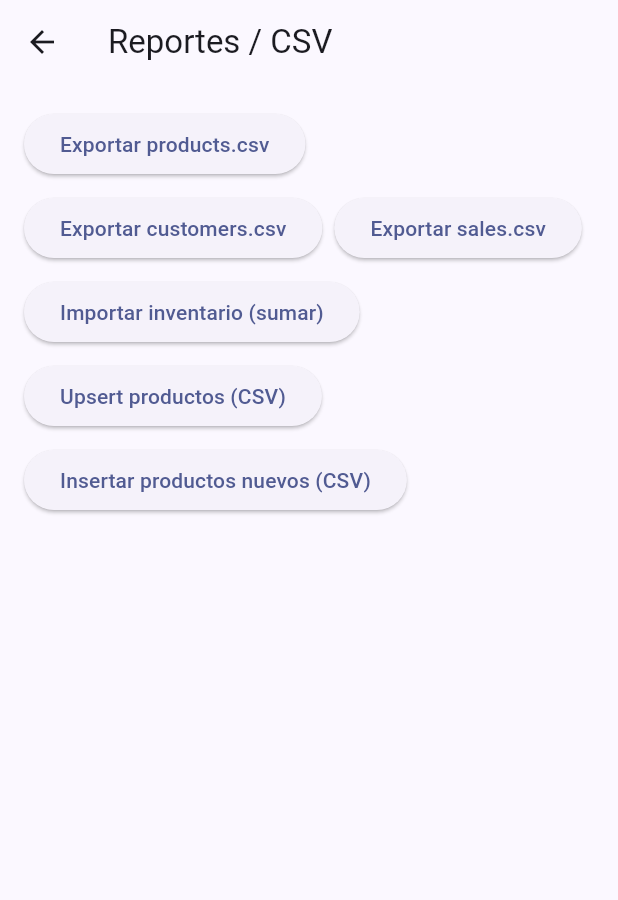
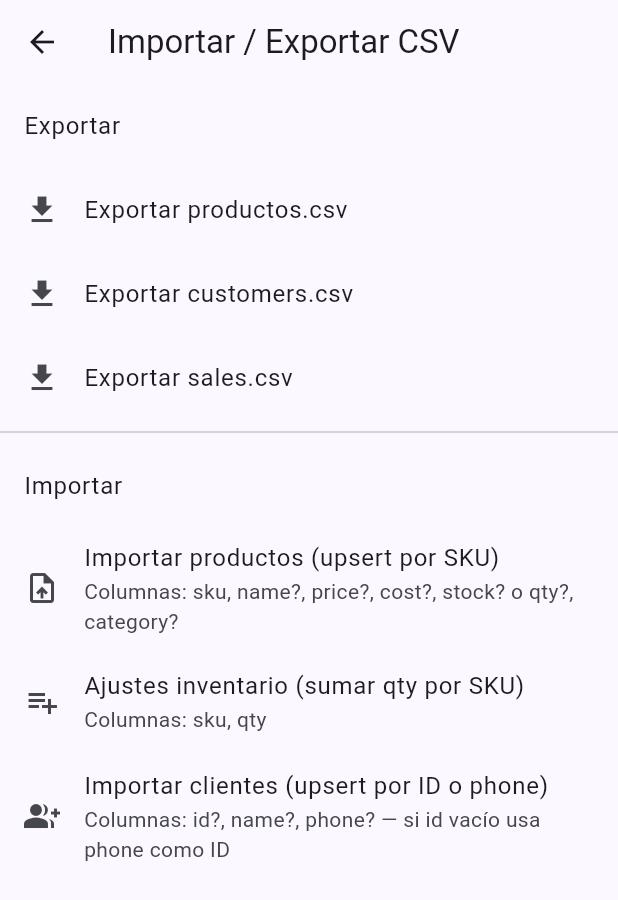
Before and after one commit to sergiopolis69-oss/popperscuv4, a Flutter app: the ReportsPage screen opened directly, on a phone screen of 412 x 824 dp. Shown: the top 900 px of the screen. Run offline on Flutter 3.47's test engine with Material 3 defaults, Android fonts, the phone set to English and light mode, and no system bars; our stand-ins replace csv, file_picker, flutter_riverpod, sqflite; accounts and stored records are empty.

Commit message:
Actualizar reports_page.dart

```diff
--- a/lib/ui/reports_page.dart
+++ b/lib/ui/reports_page.dart
@@ -1,77 +1,82 @@
-
 import 'package:flutter/material.dart';
 import '../utils/csv_io.dart';
 
-class ReportsPage extends StatefulWidget {
+class ReportsPage extends StatelessWidget {
   const ReportsPage({super.key});
-  @override
-  State<ReportsPage> createState() => _ReportsPageState();
-}
-
-class _ReportsPageState extends State<ReportsPage> {
-  String status = '';
 
   @override
   Widget build(BuildContext context) {
     return Scaffold(
-      appBar: AppBar(title: const Text('Reportes / CSV')),
-      body: Padding(
-        padding: const EdgeInsets.all(16),
-        child: Column(
-          crossAxisAlignment: CrossAxisAlignment.start,
+      appBar: AppBar(title: const Text('Importar / Exportar CSV')),
+      body: ListView(
         children: [
-            Wrap(
-              spacing: 8,
-              runSpacing: 8,
-              children: [
-                ElevatedButton(
-                  onPressed: () async {
+          const ListTile(title: Text('Exportar')),
+          ListTile(
+            leading: const Icon(Icons.download),
+            title: const Text('Exportar productos.csv'),
+            onTap: () async {
               final p = await CsvIO.exportTable('products');
-                    setState(() => status = 'Exportado: $p');
+              if (!context.mounted) return;
+              ScaffoldMessenger.of(context).showSnackBar(SnackBar(content: Text('Exportado: $p')));
             },
-                  child: const Text('Exportar products.csv'),
           ),
-                ElevatedButton(
-                  onPressed: () async {
+          ListTile(
+            leading: const Icon(Icons.download),
+            title: const Text('Exportar customers.csv'),
+            onTap: () async {
               final p = await CsvIO.exportTable('customers');
-                    setState(() => status = 'Exportado: $p');
+              if (!context.mounted) return;
+              ScaffoldMessenger.of(context).showSnackBar(SnackBar(content: Text('Exportado: $p')));
             },
-                  child: const Text('Exportar customers.csv'),
           ),
-                ElevatedButton(
-                  onPressed: () async {
+          ListTile(
+            leading: const Icon(Icons.download),
+            title: const Text('Exportar sales.csv'),
+            onTap: () async {
               final p = await CsvIO.exportTable('sales');
-                    setState(() => status = 'Exportado: $p');
+              if (!context.mounted) return;
+              ScaffoldMessenger.of(context).showSnackBar(SnackBar(content: Text('Exportado: $p')));
             },
-                  child: const Text('Exportar sales.csv'),
           ),
-                ElevatedButton(
-                  onPressed: () async {
-                    final n = await CsvIO.importInventoryAddsFromCsv();
-                    setState(() => status = 'Inventario actualizado (sumas): $n filas');
+          const Divider(),
+          const ListTile(title: Text('Importar')),
+          ListTile(
+            leading: const Icon(Icons.upload_file),
+            title: const Text('Importar productos (upsert por SKU)'),
+            subtitle: const Text('Columnas: sku, name?, price?, cost?, stock? o qty?, category?'),
+            onTap: () async {
+              final m = await CsvIO.importProductsUpsertFromCsv();
+              if (!context.mounted) return;
+              ScaffoldMessenger.of(context).showSnackBar(
+                SnackBar(content: Text('Prod → ins:${m['inserted']} act:${m['updated']} om:${m['skipped']} err:${m['errors']}')),
+              );
             },
-                  child: const Text('Importar inventario (sumar)'),
           ),
-                ElevatedButton(
-                  onPressed: () async {
-                    final n = await CsvIO.importProductsUpsertFromCsv();
-                    setState(() => status = 'Productos actualizados (upsert): $n filas');
+          ListTile(
+            leading: const Icon(Icons.playlist_add),
+            title: const Text('Ajustes inventario (sumar qty por SKU)'),
+            subtitle: const Text('Columnas: sku, qty'),
+            onTap: () async {
+              final m = await CsvIO.importInventoryAddsFromCsv();
+              if (!context.mounted) return;
+              ScaffoldMessenger.of(context).showSnackBar(
+                SnackBar(content: Text('Inv → cambios:${m['changed']} falt:${m['missing']} err:${m['errors']}')),
+              );
             },
-                  child: const Text('Upsert productos (CSV)'),
           ),
-                ElevatedButton(
-                  onPressed: () async {
-                    final n = await CsvIO.importProductsFromCsv();
-                    setState(() => status = 'Productos nuevos insertados: $n');
+          ListTile(
+            leading: const Icon(Icons.group_add),
+            title: const Text('Importar clientes (upsert por ID o phone)'),
+            subtitle: const Text('Columnas: id?, name?, phone? — si id vacío usa phone como ID'),
+            onTap: () async {
+              final m = await CsvIO.importCustomersFromCsv();
+              if (!context.mounted) return;
+              ScaffoldMessenger.of(context).showSnackBar(
+                SnackBar(content: Text('Clientes → ins:${m['inserted']} act:${m['updated']} om:${m['skipped']} err:${m['errors']}')),
+              );
             },
-                  child: const Text('Insertar productos nuevos (CSV)'),
           ),
         ],
-            ),
-            const SizedBox(height: 12),
-            Text(status),
-          ],
-        ),
       ),
     );
   }
```
Lines whose indentation alone changed are shown as unchanged.
